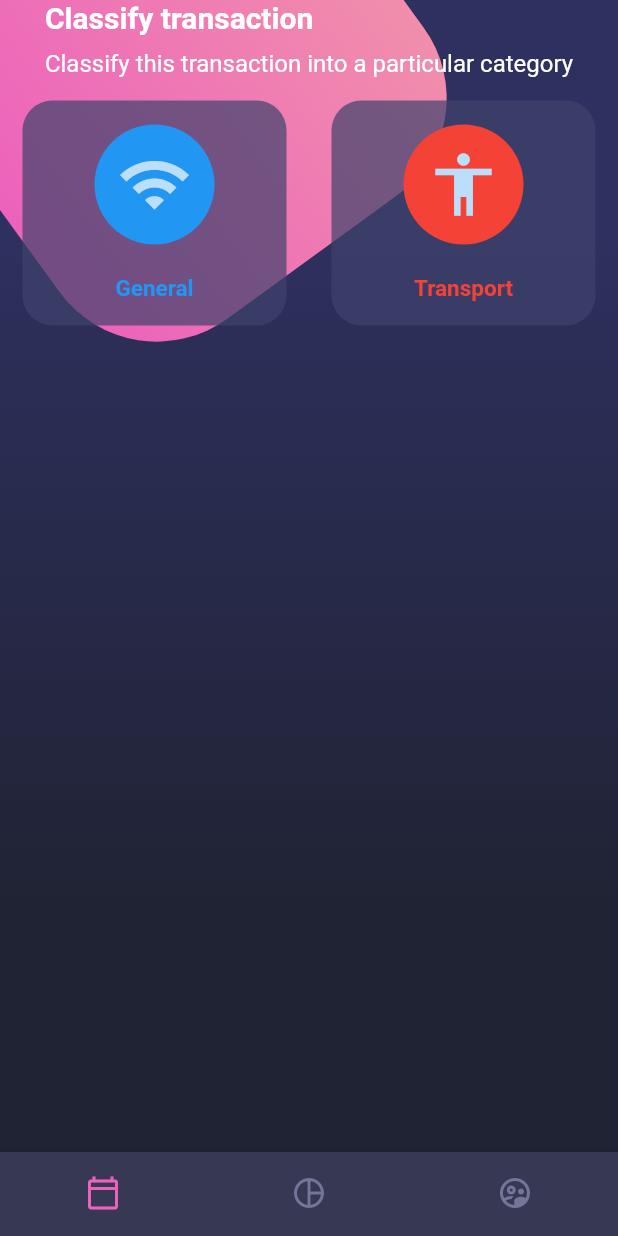
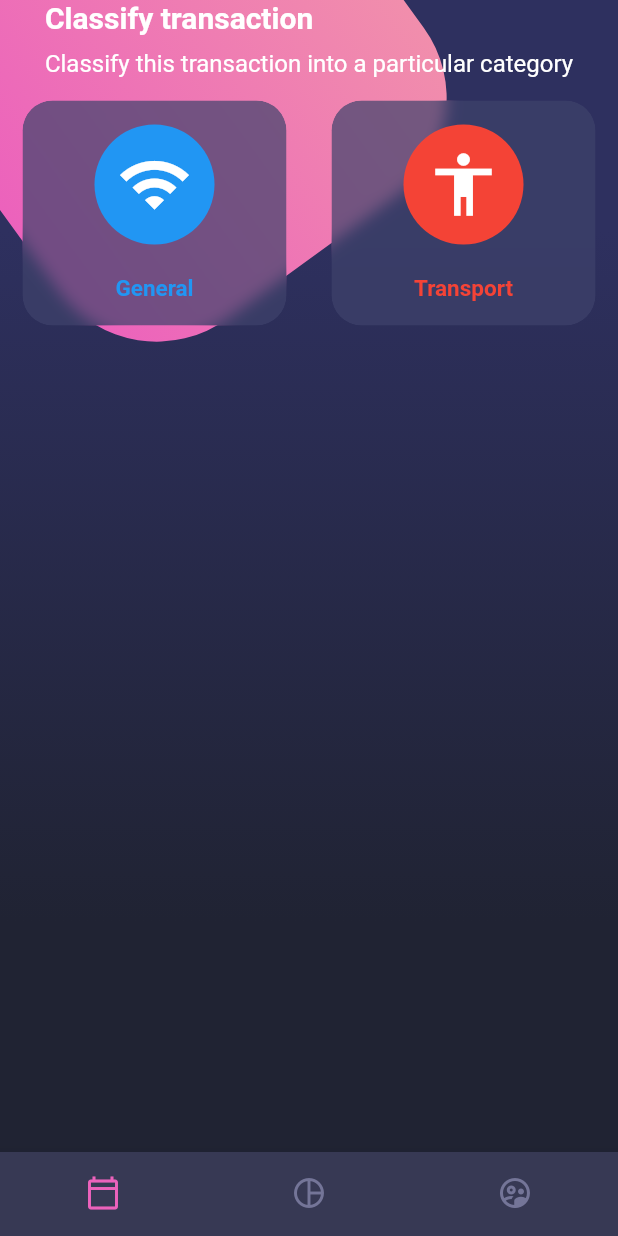
Before and after one commit to ProjectsFlutter/AppDesigns, a Flutter app: the screen it shows after launch, on a phone screen of 412 x 824 dp. Run offline on Flutter 3.47's test engine with Material 2 defaults, Android fonts, the phone set to English and light mode, and no system bars.

Commit message:
Composite design - Blur

```diff
--- a/lib/main.dart
+++ b/lib/main.dart
@@ -13,6 +13,7 @@ class MyApp extends StatelessWidget {
     SystemChrome.setSystemUIOverlayStyle( SystemUiOverlayStyle.light);
     return MaterialApp(
       debugShowCheckedModeBanner: false,
+      theme: ThemeData.dark(),
       title: 'Material App',
       initialRoute: 'home_design',
       routes: {
--- a/lib/widgets/card_table.dart
+++ b/lib/widgets/card_table.dart
@@ -1,3 +1,5 @@
+import 'dart:ui';
+
 import 'package:flutter/material.dart';
 
 class CardTable extends StatelessWidget {
@@ -27,6 +29,11 @@ class _SigleCard extends StatelessWidget {
   Widget build(BuildContext context) {
     return Container(
       margin: EdgeInsets.all(15.0),
+      child: ClipRRect(
+        borderRadius: BorderRadius.circular(20.0),
+        child: BackdropFilter(
+          filter: ImageFilter.blur(sigmaX: 5, sigmaY: 5),
+          child: Container(
             height: 150,
             decoration: BoxDecoration(
               color: Color.fromRGBO(62, 66, 107, 0.7),
@@ -37,13 +44,16 @@ class _SigleCard extends StatelessWidget {
               children: [
                 CircleAvatar(
                   backgroundColor: this.color,
-            child: Icon(this.icon, size: 50),
+                  child: Icon(this.icon, size: 50 , color: Colors.white),
                   radius: 40,
                 ),
                 SizedBox(height: 20.0),
                 Text(this.text, style: TextStyle(fontWeight: FontWeight.bold, color: this.color, fontSize: 15.0))
               ],
             ),
+          ),
+        ),
+      ),
     );
   }
 }
```
Lines whose indentation alone changed are shown as unchanged.
